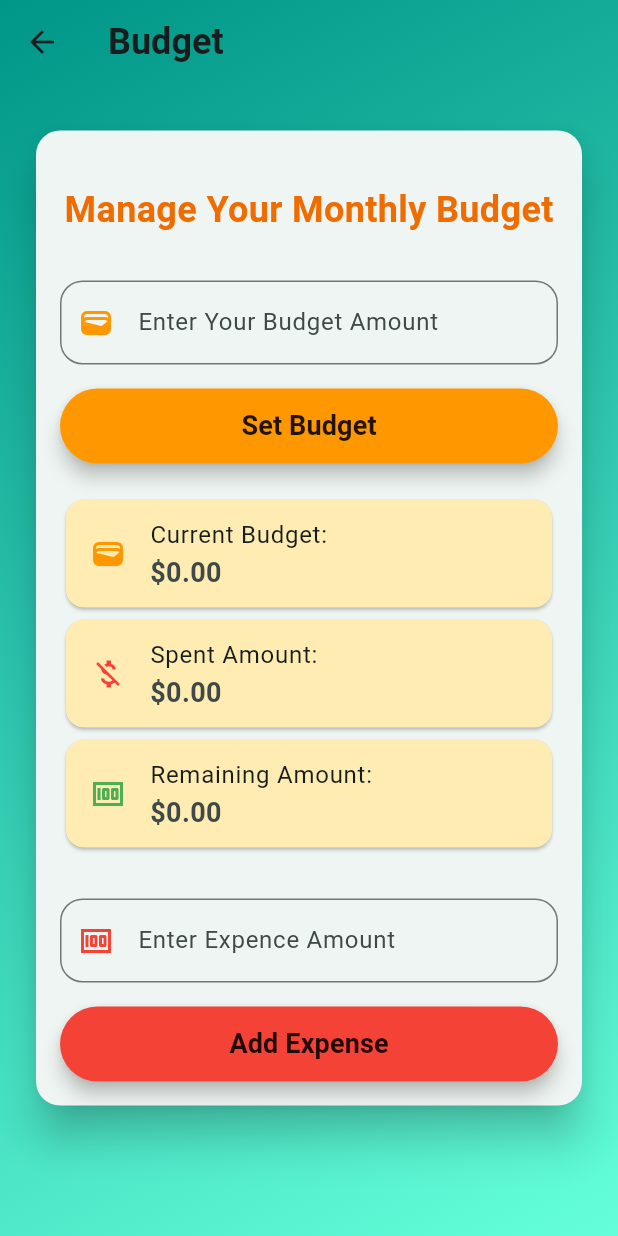
After one commit to DuminduMalinga/first_project, a Flutter app: the DashboardScreen screen opened directly, after a tap on "Budget", on a phone screen of 412 x 824 dp. The commit adds this screen. Run offline on Flutter 3.47's test engine with Material 3 defaults, Android fonts, the phone set to English and light mode, and no system bars; our stand-ins replace firebase_core, font_awesome_flutter; accounts and stored records are empty.

Commit message:
Adding  Budget Option

```diff
--- /dev/null
+++ b/lib/screens/Budget_screen.dart
@@ -0,0 +1,257 @@
+import 'package:flutter/material.dart';
+
+class BudgetScreen extends StatefulWidget {
+  const BudgetScreen({super.key});
+
+  @override
+  _BudgetScreenState createState() => _BudgetScreenState();
+}
+
+class _BudgetScreenState extends State<BudgetScreen>
+    with SingleTickerProviderStateMixin {
+  final _budgetController = TextEditingController();
+  final _expenceController = TextEditingController();
+  double _currentBudget = 0.0;
+  double _spentAmount = 0.0;
+  double _remainingAmount = 0.0;
+
+  late final AnimationController _controller;
+  late final Animation<double> _fadeAnimation;
+
+  @override
+  void initState() {
+    super.initState();
+    _controller = AnimationController(
+      vsync: this,
+      duration: const Duration(milliseconds: 600),
+    );
+    _fadeAnimation = CurvedAnimation(parent: _controller, curve: Curves.easeIn);
+    _controller.forward();
+  }
+
+  @override
+  void dispose() {
+    _controller.dispose();
+    _budgetController.dispose();
+    _expenceController.dispose();
+    super.dispose();
+  }
+
+  void _setBudget() {
+    final newBudget = double.tryParse(_budgetController.text) ?? 0.0;
+    if (newBudget > 0) {
+      _currentBudget = newBudget;
+      _updateRemainingBudget();
+      _budgetController.clear();
+      ScaffoldMessenger.of(
+        context,
+      ).showSnackBar(const SnackBar(content: Text('Budget set Successfully!')));
+    } else {
+      ScaffoldMessenger.of(context).showSnackBar(
+        const SnackBar(content: Text('Please enter a valid budget amount!')),
+      );
+    }
+  }
+
+  void _addExpense() {
+    final expense = double.tryParse(_expenceController.text) ?? 0.0;
+    if (expense > 0 && expense <= _remainingAmount) {
+      _spentAmount += expense;
+      _updateRemainingBudget();
+      _expenceController.clear();
+      ScaffoldMessenger.of(context).showSnackBar(
+        const SnackBar(content: Text('Expense added successfully!')),
+      );
+    } else {
+      ScaffoldMessenger.of(context).showSnackBar(
+        const SnackBar(
+          content: Text('Invalid expense amount or insufficient budget!'),
+        ),
+      );
+    }
+  }
+
+  void _updateRemainingBudget() {
+    setState(() {
+      _remainingAmount = _currentBudget - _spentAmount;
+      setState(() {});
+    });
+  }
+
+  @override
+  Widget build(BuildContext context) {
+    return Scaffold(
+      extendBodyBehindAppBar: true,
+      appBar: AppBar(
+        title: const Text(
+          'Budget',
+          style: TextStyle(fontSize: 24, fontWeight: FontWeight.bold),
+        ),
+        backgroundColor: Colors.transparent,
+        elevation: 0,
+      ),
+      body: Container(
+        decoration: const BoxDecoration(
+          gradient: LinearGradient(
+            colors: [Colors.teal, Colors.tealAccent],
+            begin: Alignment.topLeft,
+            end: Alignment.bottomRight,
+          ),
+        ),
+
+        child: FadeTransition(
+          opacity: _fadeAnimation,
+          child: Center(
+            child: SingleChildScrollView(
+              child: Card(
+                elevation: 12,
+                margin: const EdgeInsets.symmetric(horizontal: 24),
+                shape: RoundedRectangleBorder(
+                  borderRadius: BorderRadius.circular(16),
+                ),
+                child: Padding(
+                  padding: const EdgeInsets.all(16.0),
+                  child: Column(
+                    crossAxisAlignment: CrossAxisAlignment.start,
+                    children: [
+                      const SizedBox(height: 20),
+                      Center(
+                        child: Text(
+                          'Manage Your Monthly Budget',
+                          style: TextStyle(
+                            fontSize: 24,
+                            fontWeight: FontWeight.bold,
+                            color: Colors.orange[800],
+                          ),
+                        ),
+                      ),
+                      const SizedBox(height: 30),
+                      TextField(
+                        controller: _budgetController,
+                        keyboardType: TextInputType.number,
+                        decoration: const InputDecoration(
+                          labelText: 'Enter Your Budget Amount',
+                          prefixIcon: const Icon(
+                            Icons.wallet,
+                            color: Colors.orange,
+                          ),
+                          border: OutlineInputBorder(
+                            borderRadius: BorderRadius.all(Radius.circular(15)),
+                          ),
+                        ),
+                      ),
+                      const SizedBox(height: 16),
+                      ElevatedButton(
+                        onPressed: _setBudget,
+                        style: ElevatedButton.styleFrom(
+                          backgroundColor: Colors.orange,
+                          foregroundColor: Colors.white,
+                          elevation: 5,
+                          shape: RoundedRectangleBorder(
+                            borderRadius: BorderRadius.circular(50),
+                          ),
+                          minimumSize: const Size(double.infinity, 50),
+                        ),
+
+                        child: const Text(
+                          'Set Budget',
+                          style: TextStyle(
+                            fontSize: 18,
+                            fontWeight: FontWeight.bold,
+                            color: Colors.black87,
+                          ),
+                        ),
+                      ),
+                      const SizedBox(height: 20),
+                      Card(
+                        color: Colors.amber[100],
+                        child: ListTile(
+                          leading: const Icon(
+                            Icons.wallet,
+                            color: Colors.orange,
+                          ),
+                          title: const Text('Current Budget:'),
+                          subtitle: Text(
+                            '\$${_currentBudget.toStringAsFixed(2)}',
+                            style: const TextStyle(
+                              fontSize: 18,
+                              fontWeight: FontWeight.bold,
+                            ),
+                          ),
+                        ),
+                      ),
+                      Card(
+                        color: Colors.amber[100],
+                        child: ListTile(
+                          leading: const Icon(
+                            Icons.money_off,
+                            color: Colors.red,
+                          ),
+                          title: const Text('Spent Amount:'),
+                          subtitle: Text(
+                            '\$${_spentAmount.toStringAsFixed(2)}',
+                            style: const TextStyle(
+                              fontSize: 18,
+                              fontWeight: FontWeight.bold,
+                            ),
+                          ),
+                        ),
+                      ),
+                      Card(
+                        color: Colors.amber[100],
+                        child: ListTile(
+                          leading: const Icon(Icons.money, color: Colors.green),
+                          title: const Text('Remaining Amount:'),
+                          subtitle: Text(
+                            '\$${_remainingAmount.toStringAsFixed(2)}',
+                            style: const TextStyle(
+                              fontSize: 18,
+                              fontWeight: FontWeight.bold,
+                            ),
+                          ),
+                        ),
+                      ),
+                      const SizedBox(height: 30),
+                      TextField(
+                        controller: _expenceController,
+                        keyboardType: TextInputType.number,
+                        decoration: const InputDecoration(
+                          labelText: 'Enter Expence Amount',
+                          prefixIcon: Icon(Icons.money, color: Colors.red),
+                          border: OutlineInputBorder(
+                            borderRadius: BorderRadius.all(Radius.circular(15)),
+                          ),
+                        ),
+                      ),
+                      const SizedBox(height: 16),
+                      ElevatedButton(
+                        onPressed: _addExpense,
+                        style: ElevatedButton.styleFrom(
+                          backgroundColor: Colors.red,
+                          foregroundColor: Colors.white,
+                          elevation: 5,
+                          shape: RoundedRectangleBorder(
+                            borderRadius: BorderRadius.circular(50),
+                          ),
+                          minimumSize: const Size(double.infinity, 50),
+                        ),
+                        child: const Text(
+                          'Add Expense',
+                          style: TextStyle(
+                            fontSize: 18,
+                            fontWeight: FontWeight.bold,
+                            color: Colors.black87,
+                          ),
+                        ),
+                      ),
+                    ],
+                  ),
+                ),
+              ),
+            ),
+          ),
+        ),
+      ),
+    );
+  }
+}
--- a/lib/screens/Dashboard_screen.dart
+++ b/lib/screens/Dashboard_screen.dart
@@ -3,6 +3,7 @@ import 'Income_screen.dart';
 import 'Expence_screen.dart';
 import 'Investments_screen.dart';
 import 'Meetings_screen.dart';
+import 'Budget_screen.dart';
 
 class DashboardScreen extends StatelessWidget {
   const DashboardScreen({super.key});
@@ -78,6 +79,16 @@ class DashboardScreen extends StatelessWidget {
                       MaterialPageRoute(builder: (_) => MeetingsScreen()),
                     ),
                   ),
+                  _buildDashboardCard(
+                    context,
+                    title: 'Budget',
+                    icon: Icons.account_balance_wallet,
+                    backgroundColor: const Color.fromARGB(255, 208, 171, 5),
+                    onTap: () => Navigator.push(
+                      context,
+                      MaterialPageRoute(builder: (_) => BudgetScreen()),
+                    ),
+                  ),
                 ],
               ),
             ),
@@ -86,56 +97,6 @@ class DashboardScreen extends StatelessWidget {
       ),
     );
   }
-  //             physics: NeverScrollableScrollPhysics(),
-  //             children: [
-  //               _buildDashboardButton(context, 'Expenses', Icons.money_off, () {
-  //                 Navigator.push(
-  //                   context,
-  //                   MaterialPageRoute(builder: (_) => ExpenseScreen()),
-  //                 );
-  //               }),
-
-  //               _buildDashboardButton(
-  //                 context,
-  //                 'Income',
-  //                 Icons.attach_money,
-  //                 () {
-  //                   Navigator.push(
-  //                     context,
-  //                     MaterialPageRoute(builder: (_) => IncomeScreen()),
-  //                   );
-  //                 },
-  //               ),
-  //               _buildDashboardButton(
-  //                 context,
-  //                 'Investments',
-  //                 Icons.trending_up,
-  //                 () {
-  //                   Navigator.push(
-  //                     context,
-  //                     MaterialPageRoute(builder: (_) => InvestmentScreen()),
-  //                   );
-  //                 },
-  //               ),
-
-  //               _buildDashboardButton(
-  //                 context,
-  //                 'Meetings',
-  //                 Icons.trending_up,
-  //                 () {
-  //                   Navigator.push(
-  //                     context,
-  //                     MaterialPageRoute(builder: (_) => MeetingsScreen()),
-  //                   );
-  //                 },
-  //               ),
-  //             ],
-  //           ),
-  //         ],
-  //       ),
-  //     ),
-  //   );
-  // }
 
   Widget _buildDashboardCard(
     BuildContext context, {
@@ -143,6 +104,7 @@ class DashboardScreen extends StatelessWidget {
     required IconData icon,
     required Color backgroundColor,
     required VoidCallback onTap,
+    TextStyle? textStyle,
   }) {
     return Card(
       elevation: 4,
@@ -158,13 +120,14 @@ class DashboardScreen extends StatelessWidget {
           child: Column(
             mainAxisAlignment: MainAxisAlignment.center,
             children: [
-              Icon(icon, size: 36, color: Colors.white),
+              Icon(icon, size: 36, color: Colors.black87),
               SizedBox(height: 12),
               Text(
                 title,
                 style: Theme.of(context).textTheme.titleSmall?.copyWith(
                   color: Colors.white,
                   fontWeight: FontWeight.bold,
+                  fontSize: 16,
                 ),
               ),
             ],
```
